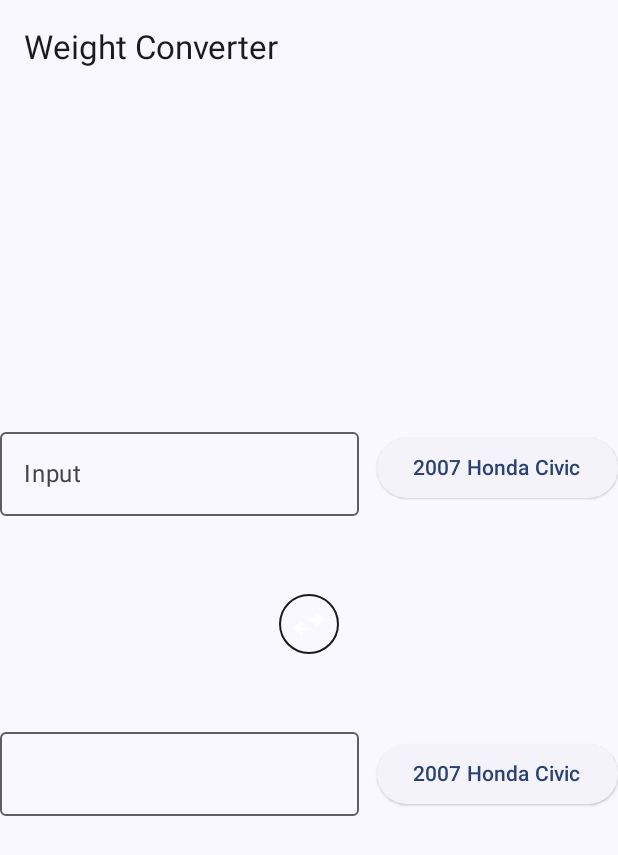
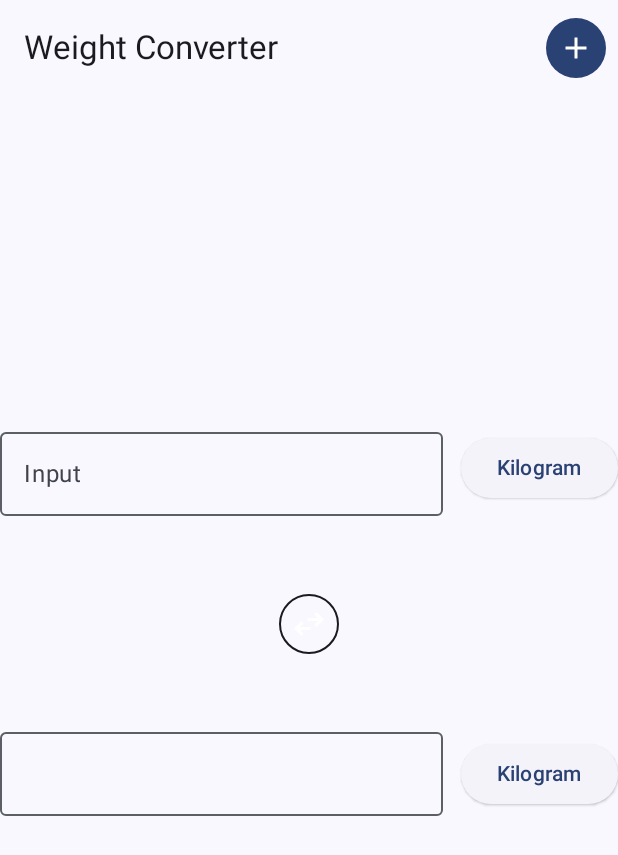
Before and after one commit to ppagdev/weight-converter, an Android app built with Jetpack Compose: the screen it shows after launch (MainActivity), on a phone screen of 412 x 824 dp. Shown: the top 855 px of the screen. Run offline under Robolectric (Android 15) with nearby library versions, the light colour scheme and no system bars.

Commit message:
Removed Hardcoded weight units Added function to add new unit

```diff
--- a/app/src/main/java/dev/ppag/weightconverter/MainActivity.kt
+++ b/app/src/main/java/dev/ppag/weightconverter/MainActivity.kt
@@ -10,16 +10,20 @@
 import androidx.compose.foundation.layout.Row
 import androidx.compose.foundation.layout.fillMaxSize
 import androidx.compose.foundation.text.KeyboardOptions
+import androidx.compose.material3.AlertDialog
 import androidx.compose.material3.DropdownMenu
 import androidx.compose.material3.DropdownMenuItem
 import androidx.compose.material3.ElevatedButton
 import androidx.compose.material3.ExperimentalMaterial3Api
+import androidx.compose.material3.FilledIconButton
 import androidx.compose.material3.Icon
 import androidx.compose.material3.MaterialTheme
 import androidx.compose.material3.OutlinedIconButton
 import androidx.compose.material3.OutlinedTextField
 import androidx.compose.material3.Surface
 import androidx.compose.material3.Text
+import androidx.compose.material3.TextButton
+import androidx.compose.material3.TextField
 import androidx.compose.material3.TopAppBar
 import androidx.compose.runtime.Composable
 import androidx.compose.runtime.getValue
@@ -29,8 +33,10 @@
 import androidx.compose.runtime.setValue
 import androidx.compose.ui.Alignment
 import androidx.compose.ui.Modifier
+import androidx.compose.ui.platform.LocalContext
 import androidx.compose.ui.res.painterResource
 import androidx.compose.ui.text.input.KeyboardType
+import androidx.compose.ui.text.input.TextFieldValue
 import androidx.compose.ui.tooling.preview.Preview
 import androidx.compose.ui.unit.dp
 import dev.ppag.weightconverter.ui.theme.WeightConverterTheme
@@ -38,6 +44,11 @@
 class MainActivity : ComponentActivity() {
     override fun onCreate(savedInstanceState: Bundle?) {
         super.onCreate(savedInstanceState)
+
+        // Load weight units from SharedPreferences
+        options.clear() // Clear existing units
+        options.addAll(loadWeightUnits(this)) // Load units
+
         setContent {
             WeightConverterTheme {
                 // A surface container using the 'background' color from the theme
@@ -81,6 +92,8 @@
                                 { outputText = unitIn.convertTo(unitOut, inputText).toString() },
                                 unitIn)
                         }
+
+                        // Quick Swap Button
                         Row(verticalAlignment = Alignment.CenterVertically, horizontalArrangement = Arrangement.spacedBy(12.dp, Alignment.CenterHorizontally) ) {
                             SwapButton({ val temp = unitIn; unitIn = unitOut; unitOut = temp },
                             { outputText = unitIn.convertTo(unitOut, inputText).toString() },)
@@ -102,6 +115,62 @@
 }
 
 @Composable
+fun AddUnitDialog(onDismiss: () -> Unit, onAddUnit: (WeightUnit) -> Unit) {
+    var unitName by remember { mutableStateOf(TextFieldValue("")) }
+    var unitValue by remember { mutableStateOf(TextFieldValue("")) }
+
+    AlertDialog(
+        onDismissRequest = onDismiss,
+        title = { Text("Add New Unit") },
+        text = {
+            Column {
+                TextField(
+                    value = unitName,
+                    onValueChange = { unitName = it },
+                    label = { Text("Unit Name") }
+                )
+                TextField(
+                    value = unitValue,
+                    onValueChange = { unitValue = it },
+                    label = { Text("Weight in Kg") }
+                )
+            }
+        },
+        confirmButton = {
+            TextButton(
+                onClick = {
+                    // Handle the logic to save the new unit here
+                    val weightInKg = unitValue.text.toDoubleOrNull()
+                    if (!unitName.text.isBlank() && weightInKg != null) {
+                        val newUnit = WeightUnit(unitName.text, weightInKg)
+                        onAddUnit(newUnit) // Add the new unit to the list
+                    }
+                    onDismiss() // Close the dialog after saving
+                }
+            ) {
+                Text("Add")
+            }
+        },
+        dismissButton = {
+            TextButton(onClick = onDismiss) {
+                Text("Cancel")
+            }
+        }
+    )
+}
+
+// Add Unit Button
+@Composable
+fun AddUnitButton(onClick: () -> Unit) {
+    FilledIconButton(onClick = { onClick() }) {
+        Icon(
+            painter = painterResource(R.drawable.add_24px),
+            contentDescription = "Add Unit Icon",
+        )
+    }
+}
+
+@Composable
 fun SwapButton(swap: () -> Unit, convert: () -> Unit) {
     OutlinedIconButton(onClick = { swap(); convert() },
         content = {
@@ -116,7 +185,29 @@
 @OptIn(ExperimentalMaterial3Api::class)
 @Composable
 fun TopTitleBar() {
-    TopAppBar(title = { Text("Weight Converter") })
+    var showDialog by remember { mutableStateOf(false) }
+    val context = LocalContext.current // Get the context here
+
+    TopAppBar(
+        title = {
+            Text("Weight Converter")
+        },
+        actions = {
+            // Add Unit Button
+            AddUnitButton { showDialog = true }
+        }
+    )
+
+    if (showDialog) {
+        AddUnitDialog(
+            onDismiss = { showDialog = false },
+            onAddUnit = { newUnit ->
+                options.add(newUnit) // Add the new unit to the list
+                options.sortBy { it.name } // Sort the list after adding
+                saveWeightUnits(context, options) // Save the updated list
+            }
+        )
+    }
 }
 
 @Composable
--- /dev/null
+++ b/app/src/main/java/dev/ppag/weightconverter/UtilityFunctions.kt
@@ -0,0 +1,28 @@
+package dev.ppag.weightconverter
+
+import android.content.Context
+import kotlinx.serialization.encodeToString
+import kotlinx.serialization.json.Json
+import androidx.core.content.edit
+
+fun saveWeightUnits(context: Context, units: List<WeightUnit>) {
+    val sharedPreferences = context.getSharedPreferences("weight_units", Context.MODE_PRIVATE)
+    sharedPreferences.edit {
+        val json = Json.encodeToString(units)
+        putString("units", json)
+    }
+}
+
+fun loadWeightUnits(context: Context): MutableList<WeightUnit> {
+    val sharedPreferences = context.getSharedPreferences("weight_units", Context.MODE_PRIVATE)
+    val json = sharedPreferences.getString("units", null)
+    return if (json != null) {
+        Json.decodeFromString(json)
+    } else {
+        mutableListOf(
+            WeightUnit("Kilogram", 1.0),
+            WeightUnit("Gram", 0.001),
+            WeightUnit("Pound", 0.4535924)
+        )
+    }
+}
--- a/app/src/main/java/dev/ppag/weightconverter/WeightUnit.kt
+++ b/app/src/main/java/dev/ppag/weightconverter/WeightUnit.kt
@@ -1,18 +1,16 @@
 package dev.ppag.weightconverter
 
+import kotlinx.serialization.Serializable
+
+
 // weight units used in the app
-val options = listOf(
+val options = mutableListOf(
     WeightUnit("Kilogram", 1.0),
     WeightUnit("Gram", 0.001),
     WeightUnit("Pound", 0.4535924),
-    WeightUnit("Cat", 4.535924),
-    WeightUnit("Human", 62.0),
-    WeightUnit("Banana", 0.118),
-    WeightUnit("Egg", 0.057),
-    WeightUnit("2007 Honda Civic", 1205.195),
-    WeightUnit("Sonic the Hedgehog", 35.0),
-).sortedBy { it.name }
+)
 
+@Serializable
 class WeightUnit(val name: String, private val weight /* Kg */: Double) {
     fun convertTo(targetUnit: WeightUnit, amount: Double): Double {
         return (this.weight * amount) / targetUnit.weight
--- /dev/null
+++ b/app/src/main/res/drawable/add_24px.xml
@@ -0,0 +1,9 @@
+<vector xmlns:android="http://schemas.android.com/apk/res/android"
+    android:width="24dp"
+    android:height="24dp"
+    android:viewportWidth="960"
+    android:viewportHeight="960">
+  <path
+      android:fillColor="@android:color/white"
+      android:pathData="M440,520L200,520L200,440L440,440L440,200L520,200L520,440L760,440L760,520L520,520L520,760L440,760L440,520Z"/>
+</vector>
--- a/build.gradle.kts
+++ b/build.gradle.kts
@@ -2,4 +2,7 @@
 plugins {
     alias(libs.plugins.androidApplication) apply false
     alias(libs.plugins.jetbrainsKotlinAndroid) apply false
+    alias(libs.plugins.compose.compiler)
+    kotlin("plugin.serialization") version "1.9.0" apply false
 }
+val kotlinJvmTarget by extra("1.8")
```
Also changed, not shown: app/build.gradle.kts (+6 -3 lines), gradle/libs.versions.toml (+9 -2 lines), gradle/wrapper/gradle-wrapper.properties.
